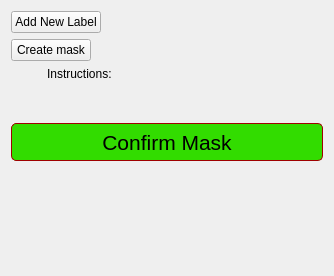
Old version of the form core/modules/gui/MitkDrawingTool/MitkDrawingTool.ui in the repository dboun/MultiPatientImageProcessing.
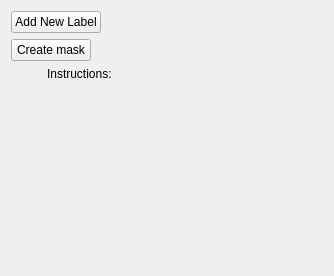
New version of the form. Custom widgets are drawn as their Qt base class.

```diff
--- a/core/modules/gui/MitkDrawingTool/MitkDrawingTool.ui
+++ b/core/modules/gui/MitkDrawingTool/MitkDrawingTool.ui
@@ -10,6 +10,18 @@
     <height>276</height>
    </rect>
   </property>
+  <property name="sizePolicy">
+   <sizepolicy hsizetype="Fixed" vsizetype="Expanding">
+    <horstretch>0</horstretch>
+    <verstretch>0</verstretch>
+   </sizepolicy>
+  </property>
+  <property name="minimumSize">
+   <size>
+    <width>250</width>
+    <height>0</height>
+   </size>
+  </property>
   <property name="windowTitle">
    <string>Form</string>
   </property>
@@ -67,19 +79,6 @@
    <item>
     <widget class="QmitkToolSelectionBox" name="toolSelectionBox" native="true"/>
    </item>
-   <item>
-    <widget class="QPushButton" name="ConfirmSegBtn">
-     <property name="styleSheet">
-      <string notr="true">QPushButton { font:21px; height:30px;width:150px;color:black; background-color:rgb(50,220,0); border-style: solid; border-color: #9f0000; border-width: 1px; border-radius: 5px; padding: 3px;}
-QPushButton:checked{ background-color: black; border-style: outset; border-style: solid; border-color: black; border-width: 1px; border-radius: 5px;}
-QPushButton:hover{ background-color: rgb(0,200,57);border-style: outset; border-style: solid; border-color: black; border-width: 1px; border-radius: 5px;}
-QPushButton:pressed{ background-color: rgb(0,100,0);border-style: outset; border-style: solid; border-color: black; border-width: 1px; border-radius: 5px;}                 </string>
-     </property>
-     <property name="text">
-      <string>Confirm Mask</string>
-     </property>
-    </widget>
-   </item>
    <item>
     <spacer name="verticalSpacer">
      <property name="orientation">
@@ -96,6 +95,11 @@
   </layout>
  </widget>
  <customwidgets>
+  <customwidget>
+   <class>ActionPushButton</class>
+   <extends>QPushButton</extends>
+   <header>ActionPushButton.h</header>
+  </customwidget>
   <customwidget>
    <class>QmitkToolSelectionBox</class>
    <extends>QWidget</extends>
@@ -107,11 +111,6 @@
    <header location="global">Qmitk/QmitkLabelSetWidget.h</header>
    <container>1</container>
   </customwidget>
-  <customwidget>
-   <class>ActionPushButton</class>
-   <extends>QPushButton</extends>
-   <header>ActionPushButton.h</header>
-  </customwidget>
   <customwidget>
    <class>InfoLabel</class>
    <extends>QLabel</extends>
```
